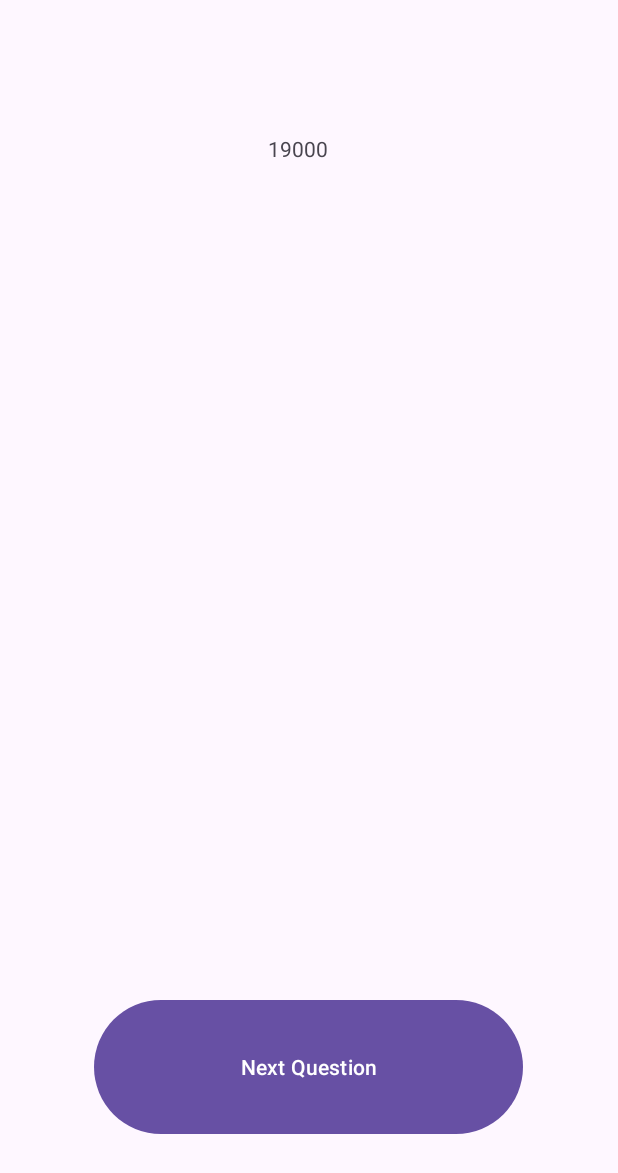
After one commit to R4du911/RoadMaster, an Android app: the QuizActivity screen opened directly, with no data from a screen before it, on a phone screen of 412 x 824 dp. The commit adds this screen. Shown: the top 1173 px of the screen. Run offline under Robolectric (Android 15) with nearby library versions, the phone set to English and light mode, and no system bars.

Commit message:
create quiz activity and UI rough sketch for clock

```diff
--- a/app/src/main/AndroidManifest.xml
+++ b/app/src/main/AndroidManifest.xml
@@ -18,6 +18,9 @@
         tools:targetApi="31">
         <activity
             android:name=".activities.HistoryActivity"
+            android:exported="false" />
+        <activity
+            android:name=".activities.QuizActivity"
             android:exported="false" />
         <activity
             android:name=".activities.ChooseCategoryActivity"
--- a/app/src/main/java/com/example/roadmaster/activities/ChooseCategoryActivity.kt
+++ b/app/src/main/java/com/example/roadmaster/activities/ChooseCategoryActivity.kt
@@ -21,5 +21,13 @@ class ChooseCategoryActivity : AppCompatActivity() {
 
             startActivity(homeActivity)
         }
+
+        val catergory_a: ImageButton = findViewById(R.id.categoryAButton)
+        catergory_a.setOnClickListener{
+            val quizActivity = Intent(this, QuizActivity::class.java)
+            quizActivity.putExtra("user", userData.toString())
+
+            startActivity(quizActivity)
+        }
     }
 }
--- /dev/null
+++ b/app/src/main/java/com/example/roadmaster/activities/QuizActivity.kt
@@ -0,0 +1,38 @@
+package com.example.roadmaster.activities
+
+import android.content.Intent
+import android.os.Bundle
+import android.os.CountDownTimer
+import android.widget.ImageButton
+import android.widget.TextView
+import androidx.appcompat.app.AppCompatActivity
+import com.example.roadmaster.R
+import org.json.JSONObject
+
+class QuizActivity : AppCompatActivity() {
+    override fun onCreate(savedInstanceState: Bundle?) {
+        super.onCreate(savedInstanceState)
+        setContentView(R.layout.activity_quiz)
+
+        val myIntent = intent
+        val userData = myIntent.getStringExtra("user")
+        val userDataJSON = userData?.let { JSONObject(it) }
+
+        val user_text_view: TextView = findViewById(R.id.user_name)
+
+        user_text_view.text = userDataJSON?.getString("username")
+
+        val time_text: TextView = findViewById(R.id.timer)
+        val timer = object: CountDownTimer(20000, 1000) {
+            override fun onTick(millisUntilFinished: Long) {
+
+                time_text.text = millisUntilFinished.toString();
+            }
+
+            override fun onFinish() {
+                time_text.text = "Findish"
+            }
+        }
+        timer.start()
+    }
+}
--- /dev/null
+++ b/app/src/main/res/layout/activity_quiz.xml
@@ -0,0 +1,45 @@
+<?xml version="1.0" encoding="utf-8"?>
+<androidx.constraintlayout.widget.ConstraintLayout xmlns:android="http://schemas.android.com/apk/res/android"
+    xmlns:app="http://schemas.android.com/apk/res-auto"
+    xmlns:tools="http://schemas.android.com/tools"
+    android:id="@+id/constratintLayout"
+    android:layout_width="match_parent"
+    android:layout_height="match_parent">
+
+    <Button
+        android:id="@+id/next_question"
+        android:layout_width="286dp"
+        android:layout_height="97dp"
+        android:layout_marginBottom="64dp"
+        android:text="Next Question"
+        app:layout_constraintBottom_toBottomOf="parent"
+        app:layout_constraintEnd_toEndOf="parent"
+        app:layout_constraintHorizontal_bias="0.496"
+        app:layout_constraintStart_toStartOf="parent" />
+
+    <TextView
+        android:id="@+id/user_name"
+        android:layout_width="195dp"
+        android:layout_height="31dp"
+        android:layout_marginStart="108dp"
+        android:layout_marginTop="48dp"
+        android:text="user_placeholder"
+        android:textAlignment="center"
+        app:layout_constraintStart_toStartOf="parent"
+        app:layout_constraintTop_toTopOf="parent" />
+
+    <TextView
+        android:id="@+id/timer"
+        android:layout_width="182dp"
+        android:layout_height="33dp"
+        android:layout_marginStart="108dp"
+        android:layout_marginTop="10dp"
+        android:layout_marginEnd="121dp"
+        android:text="time_placeholder"
+        android:textAlignment="center"
+        app:layout_constraintEnd_toEndOf="parent"
+        app:layout_constraintHorizontal_bias="0.0"
+        app:layout_constraintStart_toStartOf="parent"
+        app:layout_constraintTop_toBottomOf="@+id/user_name" />
+
+</androidx.constraintlayout.widget.ConstraintLayout>
```
